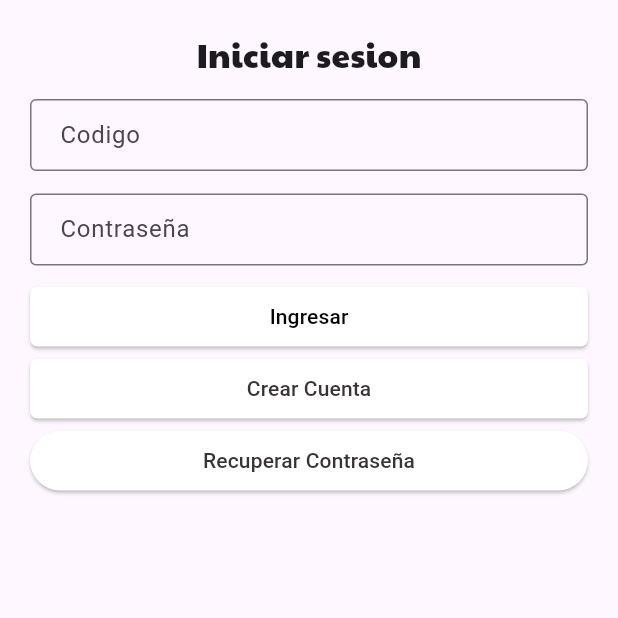
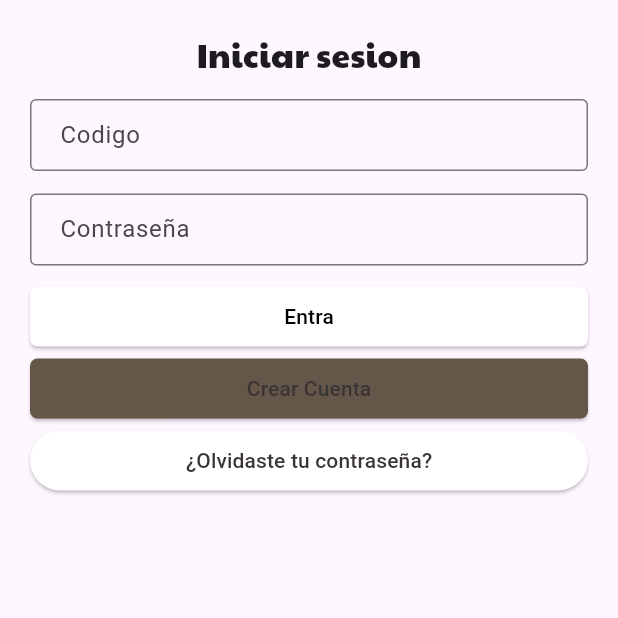
Before and after one commit to Sovero1/TribuApp, a Flutter app: the screen it shows after launch, on a phone screen of 412 x 824 dp, the top half of it. Run offline on Flutter 3.47's test engine with Material 3 defaults, Android fonts, the light colour scheme and no system bars; our stand-ins replace get; missing offline and left inert: dart:ffi; project files that could hold a hidden picture were left out.

Commit message:
Correccion del home page

```diff
--- a/Avance/lib/components/large_button.dart
+++ b/Avance/lib/components/large_button.dart
@@ -1,5 +1,6 @@
 import 'package:tribu_app/configs/colors.dart';
 import 'package:flutter/material.dart';
+import 'package:tribu_app/configs/colors.dart';
 
 class LargeButton extends StatelessWidget {
   final String title;
@@ -25,7 +26,7 @@ class LargeButton extends StatelessWidget {
       child: ElevatedButton(
         style: ButtonStyle(
           backgroundColor: MaterialStateProperty.all(
-              backgroundColor ?? const Color.fromARGB(255, 255, 255, 255)),
+              backgroundColor ?? AppColors.primaryColor),
           shape: MaterialStateProperty.all(RoundedRectangleBorder(
             borderRadius: borderRadius ?? BorderRadius.circular(5),
           )),
--- a/Avance/lib/configs/colors.dart
+++ b/Avance/lib/configs/colors.dart
@@ -1,15 +1,26 @@
 import 'package:flutter/material.dart';
 
 class AppColors {
-  // Colores de la nueva paleta
-  static const Color primaryColor = Color(0xFF000000); // Negro
-  static const Color textColor = Color(0xFF393333); // Titulos gordos
-  static const Color backgroundColor = Color(0xFFF7E2C9); // Fondo de la app
-  static const Color iconosColor =
-      Color(0xFF645749); // Color de los iconos para la barra de abajo
-  static const Color sombreadoColor =
-      Color(0xFFD9C6B7); //sombreado palido y fondo para los botes de ajustes
-  static const Color whiteColor = Color(0xFFFFFFFF); // Blanco
-  static const Color fondoNavegacionColor =
-      Color(0xFFF4ECEC); //color del fondo de las pantallas del muro
+  static const Color primaryColor = Color(0xFF645749);
+  static const Color secondaryColor = Color(0xFFD9C6B7);
+  static const Color backgroundColor = Color(0xFFF4ECEC);
+  static const Color textColor = Color(0xFF393333);
+
+  static Color getBackgroundColor(BuildContext context) {
+    return Theme.of(context).brightness == Brightness.dark
+        ? secondaryColor
+        : backgroundColor;
+  }
+
+  static Color getSecondaryColor(BuildContext context) {
+    return Theme.of(context).brightness == Brightness.dark
+        ? primaryColor
+        : secondaryColor;
+  }
+
+  static Color getButtonText(BuildContext context) {
+    return Theme.of(context).brightness == Brightness.dark
+        ? textColor
+        : Colors.white;
+  }
 }
--- a/Avance/lib/pages/sign_in/sign_in_page.dart
+++ b/Avance/lib/pages/sign_in/sign_in_page.dart
@@ -52,7 +52,7 @@ class SignInPage extends StatelessWidget {
                         );
                 }),
                 LargeButton(
-                  title: 'Ingresar',
+                  title: 'Entra',
                   onPressed: () {
                     print('Ingresar presionado');
                     control.goHome(context);
@@ -66,7 +66,7 @@ class SignInPage extends StatelessWidget {
                       print('Ingresar Crear Cuenta');
                     }),
                 LargeButton(
-                    title: 'Recuperar Contraseña',
+                    title: '¿Olvidaste tu contraseña?',
                     backgroundColor: const Color.fromARGB(255, 255, 255, 255),
                     borderRadius: BorderRadius.circular(25),
                     onPressed: () {
```
Also changed, not shown: Avance/lib/components/course_card.dart (+8 -4 lines), Avance/lib/components/tag.dart (+15 -20 lines), Avance/lib/pages/home/home_page.dart (+4 -6 lines).
